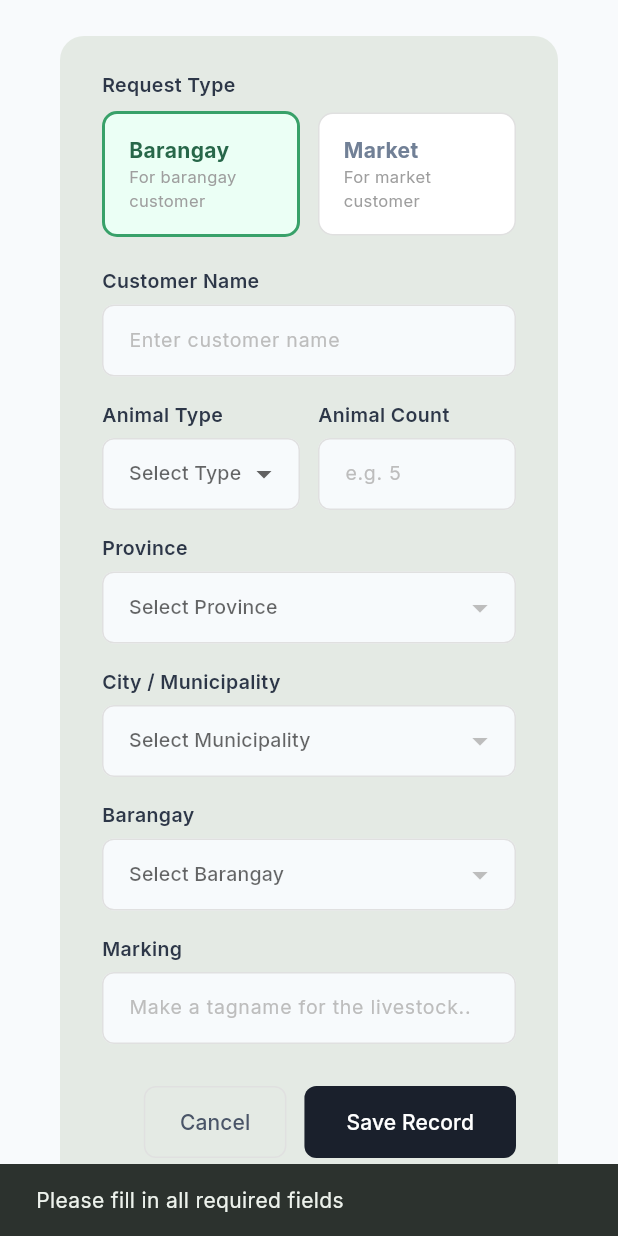
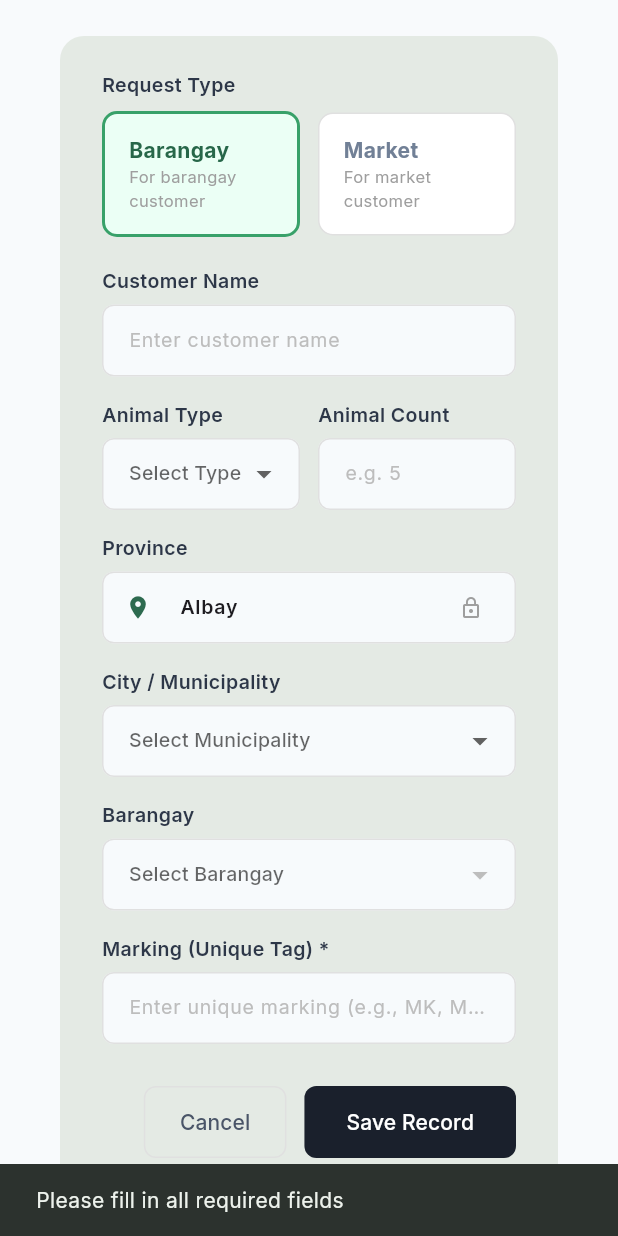
Before and after one commit to johnpaulmarbella123-alt/TC_AA_Slaughterhouse_Application, a Flutter app: the _NewReceivingEntryDialog widget shown alone on an empty page, opened directly with empty values, scrolled down 129 dp, after a tap on "Save Record", on a phone screen of 412 x 824 dp. Run offline on Flutter 3.47's test engine with Material 3 defaults, Android fonts, the light colour scheme and no system bars; our stand-ins replace flutter_dotenv, google_fonts, image_picker, pdf, printing, shared_preferences and 1 more; accounts and stored records are empty; network calls fail.

Commit message:
feat: add unique markings and document inspection enhancements

```diff
--- a/admin_panel/lib/screens/receiving_requests_page.dart
+++ b/admin_panel/lib/screens/receiving_requests_page.dart
@@ -921,6 +921,38 @@ class _NewReceivingEntryDialog extends StatefulWidget {
   State<_NewReceivingEntryDialog> createState() => _NewReceivingEntryDialogState();
 }
 
+const List<Map<String, String>> _albayMunicipalities = [
+  {"code": "050517000", "name": "City of Tabaco"},
+  {"code": "050501000", "name": "Bacacay"},
+  {"code": "050502000", "name": "Camalig"},
+  {"code": "050503000", "name": "Daraga"},
+  {"code": "050504000", "name": "Guinobatan"},
+  {"code": "050505000", "name": "Jovellar"},
+  {"code": "050506000", "name": "City of Legazpi"},
+  {"code": "050507000", "name": "Libon"},
+  {"code": "050508000", "name": "City of Ligao"},
+  {"code": "050509000", "name": "Malilipot"},
+  {"code": "050510000", "name": "Malinao"},
+  {"code": "050511000", "name": "Manito"},
+  {"code": "050512000", "name": "Oas"},
+  {"code": "050513000", "name": "Pio Duran"},
+  {"code": "050514000", "name": "Polangui"},
+  {"code": "050515000", "name": "Rapu-Rapu"},
+  {"code": "050516000", "name": "Santo Domingo"},
+  {"code": "050518000", "name": "Tiwi"},
+];
+
+const List<String> _tabacoBarangays = [
+  "Agnas", "Bacolod", "Bangkilingan", "Bantayan", "Baranghawon", "Basagan", "Basud (Pob.)",
+  "Bogñabong", "Bombon (Pob.)", "Bonot", "San Isidro", "Buang", "Buhian", "Cabagñan",
+  "Cobo", "Comon", "Cormidal", "Divino Rostro (Pob.)", "Fatima", "Guinobat", "Hacienda",
+  "Magapo", "Mariroc", "Matagbac", "Oras", "Oson", "Panal", "Pawa", "Pinagbobong",
+  "Quinale Cabasan (Pob.)", "Quinastillojan", "Rawis", "Sagurong", "Salvacion",
+  "San Antonio", "San Carlos", "San Juan (Pob.)", "San Lorenzo", "San Ramon",
+  "San Roque", "San Vicente", "Santo Cristo (Pob.)", "Sua-Igot", "Tabiguian",
+  "Tagas", "Tayhi (Pob.)", "Visita"
+];
+
 class _NewReceivingEntryDialogState extends State<_NewReceivingEntryDialog> {
   bool _isBarangay = true;
   bool _isSaving = false;
@@ -931,17 +963,14 @@ class _NewReceivingEntryDialogState extends State<_NewReceivingEntryDialog> {
   final _storeNameCtrl = TextEditingController();
   final _markingCtrl = TextEditingController();
 
-  // PSGC API address state
-  List _provinces = [];
-  List _municipalities = [];
+  // PSGC API address state (instant Albay defaults)
+  List _municipalities = List.from(_albayMunicipalities);
   List _barangays = [];
-  String? _selectedProvince;
-  String? _selectedProvinceCode;
+  final String _selectedProvince = 'Albay';
+  final String _selectedProvinceCode = '050500000';
   String? _selectedMunicipality;
   String? _selectedMunicipalityCode;
   String? _selectedBarangay;
-  bool _isLoadingProvinces = false;
-  bool _isLoadingMunicipalities = false;
   bool _isLoadingBarangays = false;
 
   String? _selectedAnimalType;
@@ -950,53 +979,43 @@ class _NewReceivingEntryDialogState extends State<_NewReceivingEntryDialog> {
   @override
   void initState() {
     super.initState();
-    _loadProvinces();
-  }
-
-  Future<void> _loadProvinces() async {
-    setState(() => _isLoadingProvinces = true);
-    try {
-      final response = await http.get(
-        Uri.parse('https://psgc.gitlab.io/api/provinces'),
-      );
-      if (response.statusCode == 200) {
-        setState(() {
-          _provinces = jsonDecode(response.body);
-        });
-      }
-    } catch (e) {
-      debugPrint('Error loading provinces: $e');
-    } finally {
-      setState(() => _isLoadingProvinces = false);
-    }
+    _loadMunicipalities(_selectedProvinceCode);
   }
 
   Future<void> _loadMunicipalities(String provinceCode) async {
-    setState(() {
-      _isLoadingMunicipalities = true;
-      _municipalities = [];
-      _barangays = [];
-      _selectedMunicipality = null;
-      _selectedMunicipalityCode = null;
-      _selectedBarangay = null;
-    });
     try {
       final response = await http.get(
         Uri.parse('https://psgc.gitlab.io/api/provinces/$provinceCode/cities-municipalities/'),
-      );
+      ).timeout(const Duration(seconds: 4));
       if (response.statusCode == 200) {
+        final list = jsonDecode(response.body);
+        if (mounted && list is List && list.isNotEmpty) {
           setState(() {
-          _municipalities = jsonDecode(response.body);
+            _municipalities = list;
           });
         }
+      }
     } catch (e) {
-      debugPrint('Error loading municipalities: $e');
-    } finally {
-      setState(() => _isLoadingMunicipalities = false);
+      debugPrint('Notice: Using pre-bundled Albay municipalities: $e');
+      if (mounted && _municipalities.isEmpty) {
+        setState(() {
+          _municipalities = List.from(_albayMunicipalities);
+        });
+      }
     }
   }
 
   Future<void> _loadBarangays(String municipalityCode) async {
+    // If Tabaco City, use instant pre-bundled barangays
+    if (municipalityCode == "050517000" || _selectedMunicipality == "City of Tabaco") {
+      setState(() {
+        _barangays = _tabacoBarangays.map((name) => {'name': name}).toList();
+        _selectedBarangay = null;
+        _isLoadingBarangays = false;
+      });
+      return;
+    }
+
     setState(() {
       _isLoadingBarangays = true;
       _barangays = [];
@@ -1005,16 +1024,19 @@ class _NewReceivingEntryDialogState extends State<_NewReceivingEntryDialog> {
     try {
       final response = await http.get(
         Uri.parse('https://psgc.gitlab.io/api/cities-municipalities/$municipalityCode/barangays/'),
-      );
+      ).timeout(const Duration(seconds: 5));
       if (response.statusCode == 200) {
+        final list = jsonDecode(response.body);
+        if (mounted && list is List) {
           setState(() {
-          _barangays = jsonDecode(response.body);
+            _barangays = list;
           });
+        }
       }
     } catch (e) {
       debugPrint('Error loading barangays: $e');
     } finally {
-      setState(() => _isLoadingBarangays = false);
+      if (mounted) setState(() => _isLoadingBarangays = false);
     }
   }
 
@@ -1039,17 +1061,59 @@ class _NewReceivingEntryDialogState extends State<_NewReceivingEntryDialog> {
     }
 
     if (_isBarangay &&
-        (_selectedProvince == null ||
-            _selectedMunicipality == null ||
-            _selectedBarangay == null)) {
+        (_selectedMunicipality == null || _selectedBarangay == null)) {
       ScaffoldMessenger.of(context).showSnackBar(
-        const SnackBar(content: Text('Please select Province, Municipality, and Barangay')),
+        const SnackBar(content: Text('Please select Municipality and Barangay')),
+      );
+      return;
+    }
+
+    if (_markingCtrl.text.trim().isEmpty) {
+      ScaffoldMessenger.of(context).showSnackBar(
+        const SnackBar(content: Text('Please enter a unique marking for the livestock')),
       );
       return;
     }
 
     setState(() => _isSaving = true);
     try {
+      final markingInput = _markingCtrl.text.trim();
+      final conflicting = await widget.supabase
+          .from('requests')
+          .select('id, marking, status')
+          .ilike('marking', markingInput)
+          .not('status', 'in', '("completed","cancelled","rejected","released")')
+          .limit(1);
+
+      if (conflicting.isNotEmpty) {
+        setState(() => _isSaving = false);
+        if (!mounted) return;
+        showDialog(
+          context: context,
+          builder: (ctx) => AlertDialog(
+            title: const Row(
+              children: [
+                Icon(Icons.warning_amber_rounded, color: Colors.orange),
+                SizedBox(width: 8),
+                Text('Marking Already In Use'),
+              ],
+            ),
+            content: Text(
+              "The marking '$markingInput' is already assigned to an active request.\n\n"
+              "Please assign a distinct marking (e.g. $markingInput-1) to avoid confusing animals on the floor.",
+            ),
+            actions: [
+              ElevatedButton(
+                onPressed: () => Navigator.pop(ctx),
+                style: ElevatedButton.styleFrom(backgroundColor: const Color(0xFF1E855A)),
+                child: const Text('OK'),
+              ),
+            ],
+          ),
+        );
+        return;
+      }
+
       await widget.supabase.from('requests').insert({
         'request_type': _isBarangay ? 'barangay' : 'market',
         'customer_name': _customerNameCtrl.text.trim(),
@@ -1173,9 +1237,9 @@ class _NewReceivingEntryDialogState extends State<_NewReceivingEntryDialog> {
               const SizedBox(height: 16),
 
               // ── Marking ──
-              _buildLabel('Marking'),
+              _buildLabel('Marking (Unique Tag) *'),
               const SizedBox(height: 6),
-              _buildTextField(_markingCtrl, 'Make a tagname for the livestock..'),
+              _buildTextField(_markingCtrl, 'Enter unique marking (e.g., MK, MK-1)..'),
               const SizedBox(height: 28),
 
               // ── Actions ──
@@ -1217,45 +1281,30 @@ class _NewReceivingEntryDialogState extends State<_NewReceivingEntryDialog> {
 
   List<Widget> _buildBarangayFields() {
     return [
-      // Province
+      // Province (Fixed to Albay)
       _buildLabel('Province'),
       const SizedBox(height: 6),
-      _isLoadingProvinces
-          ? const SizedBox(
-              height: 48,
-              child: Center(child: CircularProgressIndicator(strokeWidth: 2, color: Color(0xFF2D6A4F))),
-            )
-          : DropdownButtonFormField<String>(
-              initialValue: _selectedProvince,
-              isExpanded: true,
-              hint: const Text('Select Province', style: TextStyle(fontSize: 13)),
-              decoration: _dropdownDecoration(),
-              items: _provinces.map<DropdownMenuItem<String>>((p) {
-                return DropdownMenuItem<String>(
-                  value: p['name'] as String,
-                  child: Text(p['name'] as String, overflow: TextOverflow.ellipsis, style: const TextStyle(fontSize: 13)),
-                );
-              }).toList(),
-              onChanged: (value) {
-                final selected = _provinces.firstWhere((p) => p['name'] == value);
-                setState(() {
-                  _selectedProvince = value;
-                  _selectedProvinceCode = selected['code'] as String;
-                });
-                _loadMunicipalities(_selectedProvinceCode!);
-              },
+      TextFormField(
+        initialValue: 'Albay',
+        readOnly: true,
+        style: const TextStyle(fontSize: 13, fontWeight: FontWeight.w600),
+        decoration: _dropdownDecoration().copyWith(
+          prefixIcon: const Icon(Icons.location_on, color: Color(0xFF2D6A4F), size: 18),
+          suffixIcon: const Padding(
+            padding: EdgeInsets.only(right: 12),
+            child: Tooltip(
+              message: 'Fixed to Albay (Local facility jurisdiction)',
+              child: Icon(Icons.lock_outline, size: 16, color: Colors.grey),
+            ),
+          ),
+        ),
       ),
       const SizedBox(height: 16),
 
       // Municipality
       _buildLabel('City / Municipality'),
       const SizedBox(height: 6),
-      _isLoadingMunicipalities
-          ? const SizedBox(
-              height: 48,
-              child: Center(child: CircularProgressIndicator(strokeWidth: 2, color: Color(0xFF2D6A4F))),
-            )
-          : DropdownButtonFormField<String>(
+      DropdownButtonFormField<String>(
               initialValue: _selectedMunicipality,
               isExpanded: true,
               hint: const Text('Select Municipality', style: TextStyle(fontSize: 13)),
@@ -1266,9 +1315,7 @@ class _NewReceivingEntryDialogState extends State<_NewReceivingEntryDialog> {
                   child: Text(m['name'] as String, overflow: TextOverflow.ellipsis, style: const TextStyle(fontSize: 13)),
                 );
               }).toList(),
-              onChanged: _selectedProvince == null
-                  ? null
-                  : (value) {
+              onChanged: (value) {
                 final selected = _municipalities.firstWhere((m) => m['name'] == value);
                 setState(() {
                   _selectedMunicipality = value;
```
Also changed, not shown: admin_panel/lib/screens/slaughter_inspection_page.dart (+37 -4 lines). Lines whose indentation alone changed are shown as unchanged.
